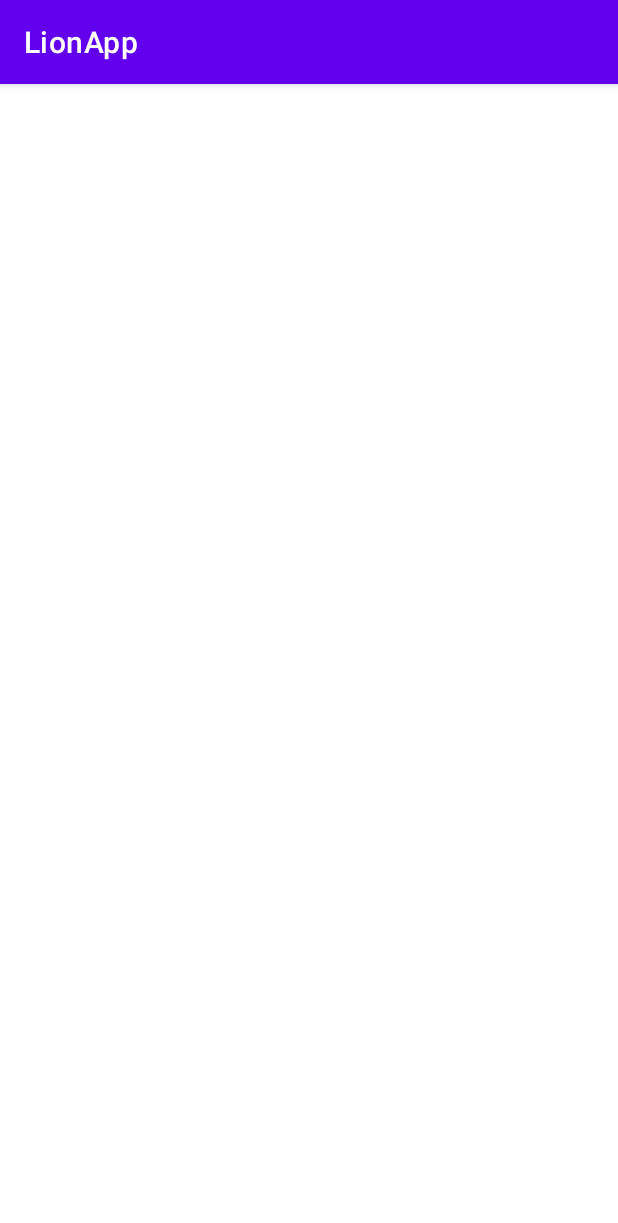
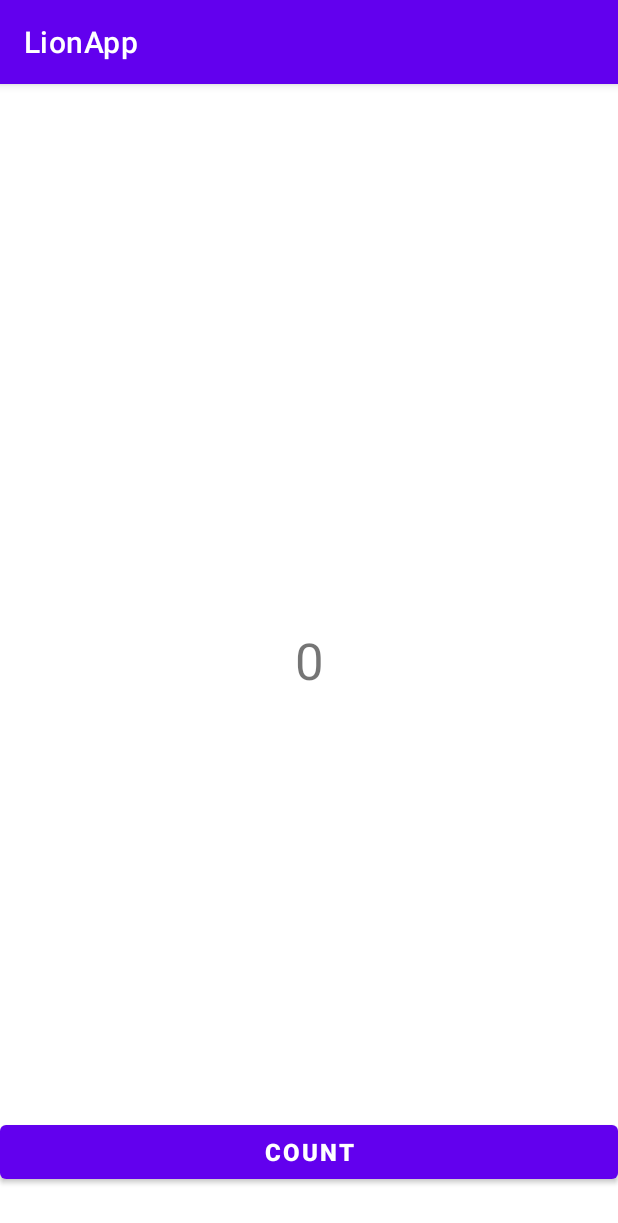
Before and after one commit to rlaxogud0909/Android_ML, an Android app: the screen it shows after launch (CountActivity), on a phone screen of 412 x 824 dp. Shown: the top 1223 px of the screen. Run offline under Robolectric (Android 15) with nearby library versions, the phone set to English and light mode, and no system bars.

Commit message:
안드로이드 뷰, 뷰 그룹, 레이아웃 개요: 카운트 액티비티

```diff
--- a/LionApp/app/src/main/java/com/example/lionapp/CountActivity.kt
+++ b/LionApp/app/src/main/java/com/example/lionapp/CountActivity.kt
@@ -4,12 +4,44 @@ import androidx.appcompat.app.AppCompatActivity
 import android.os.Bundle
 import com.example.lionapp.databinding.ActivityCountBinding
 
+// 안드로이드 뷰, 뷰 그룹, 레이아웃
+//   안드로이드 사용자 인터페이스를 구성하는 요소
+//   서로 다른 안드로이드 장치를 위한 디자인을 고려
+// 뷰와 뷰 그룹
+//   위젯 widget 또는 컴포넌트 component:
+//     안드로이드 사용자 인터페이스를 구성하는 데 사용되는 View 클래스에서 파생(상속)된 클래스
+//   복합 뷰 composite view: 여러 개의 다른 뷰로 구성된 ViewGroup 클래스에서 파생(상속)된 클래스
+//     복합 뷰는 다른 뷰를 자식뷰 child view 로 포함할 수 있는 하나의 부모뷰 parent view 로 구성
+//     부모뷰는 컨테이너 뷰 container view 또는 루트 요소 root element
+// 안드로이드 레이아웃 매니저
+//   ConstraintLayout
+//   LinearLayout
+//   TableLayout
+//   FrameLayout
+//   RelativeLayout
+//   AbsoluteLayout
+//   GridLayout
+//   CoordinatorLayout
+// 뷰 계층 구조
+//   뷰 계층 구조는 계층 구조 트리
+//   맨 위의 루트뷰와 자식뷰로 이루어짐
+// 사용자 인터페이스 디자인 방법 3가지
+//   안드로이드 스튜디오 레이아웃 편집기를 사용하는 방법
+//   XML 레이아웃 리소스 파일을 직접 작성하는 방법
+//   (코틀린) 코드로 작성하는 방법
+
 class CountActivity : AppCompatActivity() {
+    private var count: Int = 0
     private lateinit var binding: ActivityCountBinding
 
     override fun onCreate(savedInstanceState: Bundle?) {
         super.onCreate(savedInstanceState)
         binding = ActivityCountBinding.inflate(layoutInflater)
         setContentView(binding.root)
+
+        binding.btnCount.setOnClickListener {
+            count ++
+            binding.tvCnt.text = count.toString()
+        }
     }
 }
--- a/LionApp/app/src/main/res/layout/activity_count.xml
+++ b/LionApp/app/src/main/res/layout/activity_count.xml
@@ -6,4 +6,26 @@
     android:layout_height="match_parent"
     tools:context=".CountActivity">
 
+    <TextView
+        android:id="@+id/tvCnt"
+        android:layout_width="wrap_content"
+        android:layout_height="wrap_content"
+        android:text="0"
+        android:textSize="34sp"
+        app:layout_constraintBottom_toBottomOf="parent"
+        app:layout_constraintEnd_toEndOf="parent"
+        app:layout_constraintStart_toStartOf="parent"
+        app:layout_constraintTop_toTopOf="parent" />
+
+    <Button
+        android:id="@+id/btnCount"
+        android:layout_width="0dp"
+        android:layout_height="wrap_content"
+        android:layout_marginBottom="32dp"
+        android:text="Count"
+        android:textSize="16sp"
+        android:textStyle="bold"
+        app:layout_constraintBottom_toBottomOf="parent"
+        app:layout_constraintEnd_toEndOf="parent"
+        app:layout_constraintStart_toStartOf="parent" />
 </androidx.constraintlayout.widget.ConstraintLayout>
```
